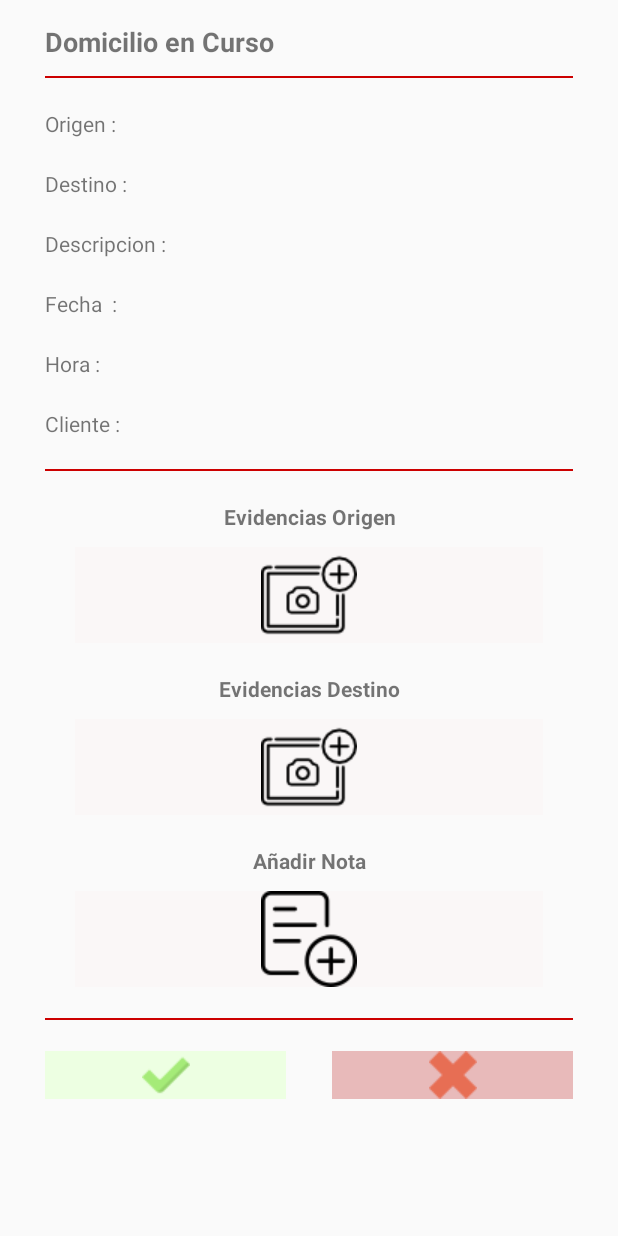
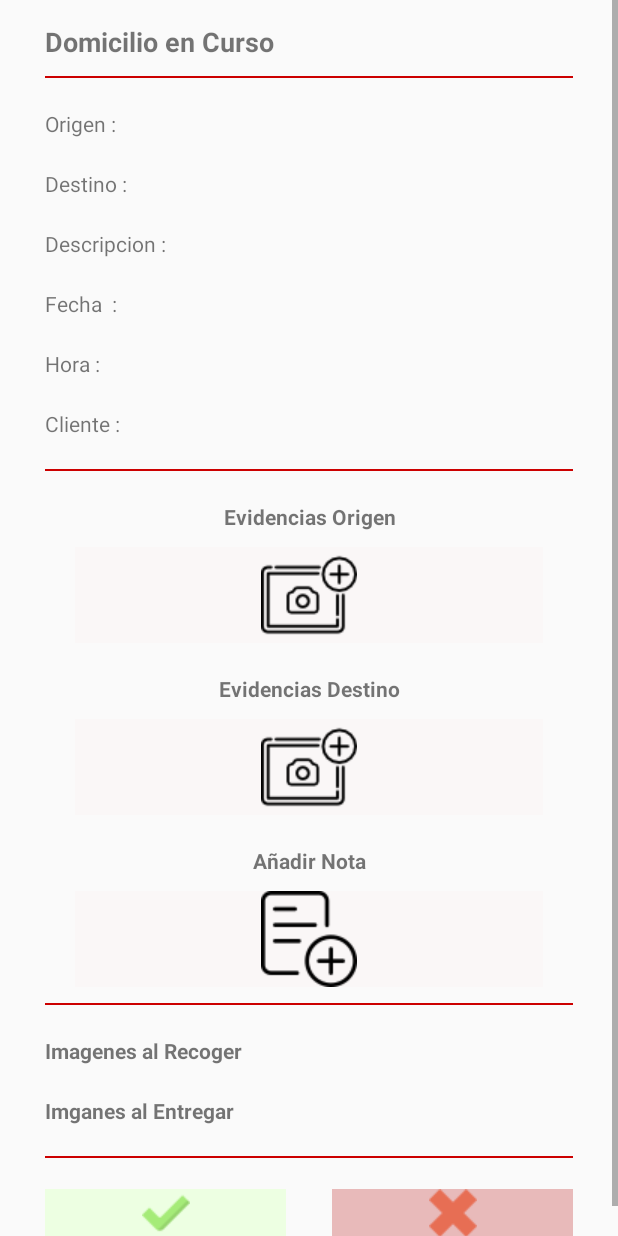
Before and after one commit to SeeDCharlie/aquitoyApp, an Android app: the DomicilioActivoActivity screen opened directly, with no data from a screen before it, on a phone screen of 412 x 824 dp. Run offline under Robolectric (Android 15) with nearby library versions, the phone set to English and light mode, and no system bars; network calls fail; 8 statements that could not run were skipped.

Commit message:
07/nov/2020

```diff
--- a/app/src/main/res/layout/activity_domicilio_activo.xml
+++ b/app/src/main/res/layout/activity_domicilio_activo.xml
@@ -235,6 +235,38 @@
                 app:srcCompat="@drawable/add_note_img_dos" />
 
             <View
+                android:id="@+id/divider13"
+                android:layout_width="match_parent"
+                android:layout_height="1dp"
+                android:layout_marginLeft="30dp"
+                android:layout_marginTop="5dp"
+                android:layout_marginRight="30dp"
+                android:layout_marginBottom="5dp"
+                android:background="@android:color/holo_red_dark" />
+
+            <TextView
+                android:id="@+id/textView3"
+                android:layout_width="match_parent"
+                android:layout_height="wrap_content"
+                android:layout_marginLeft="30dp"
+                android:layout_marginTop="15dp"
+                android:layout_marginRight="30dp"
+                android:layout_marginBottom="5dp"
+                android:text="Imagenes al Recoger"
+                android:textStyle="bold" />
+
+            <TextView
+                android:id="@+id/textView4"
+                android:layout_width="match_parent"
+                android:layout_height="wrap_content"
+                android:layout_marginLeft="30dp"
+                android:layout_marginTop="15dp"
+                android:layout_marginRight="30dp"
+                android:layout_marginBottom="5dp"
+                android:text="Imganes al Entregar "
+                android:textStyle="bold" />
+
+            <View
                 android:id="@+id/divider12"
                 android:layout_width="match_parent"
                 android:layout_height="1dp"
```
